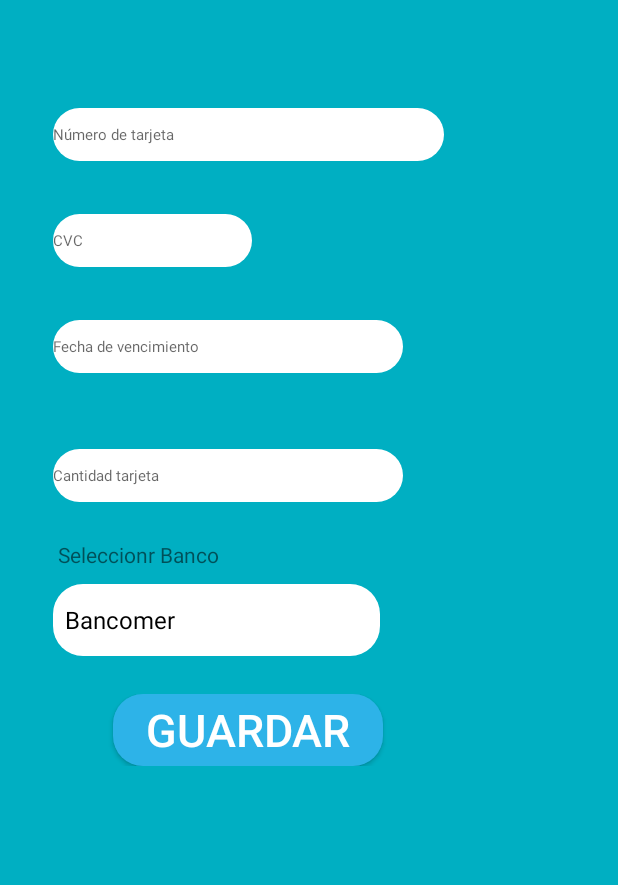
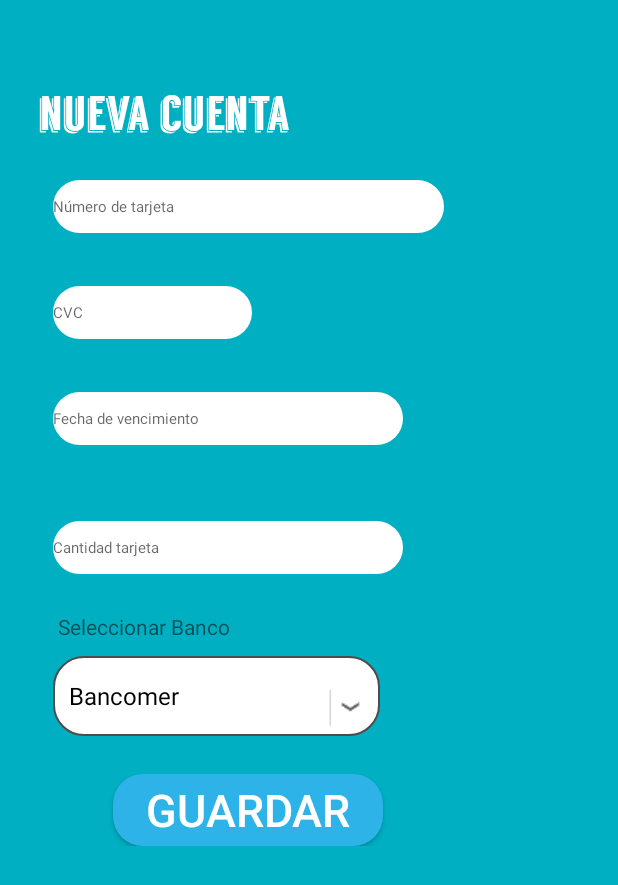
Before and after one commit to Albertopls/MyApp-master2, an Android app: the AgregarTarjeta screen opened directly, with no data from a screen before it, on a phone screen of 412 x 824 dp. Shown: the top 885 px of the screen. Run offline under Robolectric (Android 15) with nearby library versions, the phone set to English and light mode, and no system bars; our stand-ins replace Volley; network calls fail; 2 statements that could not run were skipped.

Commit message:
Diseño AgregarTarjeta

```diff
--- a/app/src/main/java/com/example/eduardopalacios/myapp/AgregarTarjeta.java
+++ b/app/src/main/java/com/example/eduardopalacios/myapp/AgregarTarjeta.java
@@ -1,6 +1,7 @@
 package com.example.eduardopalacios.myapp;
 
 import android.content.Intent;
+import android.graphics.Typeface;
 import android.support.v7.app.AlertDialog;
 import android.support.v7.app.AppCompatActivity;
 import android.os.Bundle;
@@ -10,6 +11,7 @@ import android.widget.ArrayAdapter;
 import android.widget.Button;
 import android.widget.EditText;
 import android.widget.Spinner;
+import android.widget.TextView;
 import android.widget.Toast;
 
 import com.android.volley.RequestQueue;
@@ -18,14 +20,18 @@ import com.android.volley.toolbox.Volley;
 
 import org.json.JSONException;
 import org.json.JSONObject;
+import org.w3c.dom.Text;
 
 public class AgregarTarjeta extends AppCompatActivity {
+
+    TextView titulo;
 
     @Override
     protected void onCreate(Bundle savedInstanceState) {
         super.onCreate(savedInstanceState);
         setContentView(R.layout.activity_agregar_tarjeta);
 
+        titulo= (TextView)findViewById(R.id.text_nuevacuenta);
         final EditText num_tarjeta =(EditText)findViewById(R.id.edit_nombre);
         final EditText cvc=(EditText)findViewById(R.id.edit_pesos);
         final EditText fecha =(EditText)findViewById(R.id.edit_fecha);
@@ -35,6 +41,8 @@ public class AgregarTarjeta extends AppCompatActivity {
         final Button btnaceptar=(Button)findViewById(R.id.Btnguardar);
         final Spinner lista=(Spinner)findViewById(R.id.spiner_fecha);
         final String[] datos={"Bancomer","City Banamex","HSBC","Banorte","ScotiaBank","Santander"};
+
+        cambiar_letra();
 
         final Bundle bundle = getIntent().getExtras();
         String valores = bundle.getString("ide");
@@ -185,7 +193,12 @@ public class AgregarTarjeta extends AppCompatActivity {
     }
 
 
+    public void cambiar_letra(){
+        Typeface face= Typeface.createFromAsset(getAssets(),"fonts/Langdon.otf");
 
+        titulo.setTypeface(face);
+
+    }
 
 
 
--- a/app/src/main/java/com/example/eduardopalacios/myapp/FragmentInicio.java
+++ b/app/src/main/java/com/example/eduardopalacios/myapp/FragmentInicio.java
@@ -13,6 +13,8 @@ import android.view.Gravity;
 import android.view.LayoutInflater;
 import android.view.View;
 import android.view.ViewGroup;
+import android.widget.Button;
+import android.widget.ImageButton;
 import android.widget.TableLayout;
 import android.widget.TableRow;
 import android.widget.TextView;
@@ -39,6 +41,7 @@ public class FragmentInicio extends Fragment {
     private String mParam2;
 
     TextView titulo, consejo, consejo2, consejo3, consejo4;
+    ImageButton boton_tarjetas, boton_compras, boton_metaahorro, boton_ahorrar;
     private OnFragmentInteractionListener mListener;
 
     public FragmentInicio() {
@@ -78,6 +81,35 @@ public class FragmentInicio extends Fragment {
         View view=inflater.inflate(R.layout.fragment_fragment_inicio, container, false);
         inicializar(view);
         cambiar_letra();
+
+        //Botones
+        boton_tarjetas.setOnClickListener(new View.OnClickListener(){
+            @Override
+            public void onClick(View view){
+
+            }
+        });
+        boton_compras.setOnClickListener(new View.OnClickListener(){
+            @Override
+            public void onClick(View view){
+
+            }
+        });
+        boton_metaahorro.setOnClickListener(new View.OnClickListener(){
+            @Override
+            public void onClick(View view){
+
+            }
+        });
+
+        boton_ahorrar.setOnClickListener(new View.OnClickListener(){
+            @Override
+            public void onClick(View view){
+
+            }
+        });
+
+
 
 
 
@@ -133,6 +165,11 @@ public class FragmentInicio extends Fragment {
         consejo2=(TextView) view.findViewById(R.id.text_consejo2);
         consejo3=(TextView) view.findViewById(R.id.text_consejo3);
         consejo4=(TextView) view.findViewById(R.id.text_consejo4);
+        boton_tarjetas= (ImageButton) view.findViewById(R.id.imageButton_tarjetas);
+        boton_compras=   (ImageButton) view.findViewById(R.id.imageButton_compra);
+        boton_metaahorro= (ImageButton) view.findViewById(R.id.imageButton_metaahorro);
+        boton_ahorrar=(ImageButton) view.findViewById(R.id.imageButton_ahorrar);
+
     }
 
     public void cambiar_letra(){
--- a/app/src/main/res/drawable/edittext_background.xml
+++ b/app/src/main/res/drawable/edittext_background.xml
@@ -7,5 +7,6 @@
             <size android:height="35dp"></size>
 
         </shape>
+
     </item>
 </selector>
--- /dev/null
+++ b/app/src/main/res/drawable/spinner_background.xml
@@ -0,0 +1,30 @@
+<?xml version="1.0" encoding="utf-8"?>
+  <selector  xmlns:android="http://schemas.android.com/apk/res/android">
+    <item>
+        <layer-list>
+            <item>
+                <shape>
+                    <gradient android:angle="90"
+                        android:endColor="#ffffff"
+                        android:startColor="#ffffff"
+                        android:type="linear" />
+
+                    <stroke android:width="1dp"
+                        android:color="#504a4b" />
+
+                    <corners android:radius="20dp" />
+
+                    <padding android:bottom="3dp"
+                        android:left="3dp"
+                        android:right="3dp"
+                        android:top="3dp" />
+                </shape>
+            </item>
+            <item>
+                <bitmap android:gravity="bottom|right"
+                    android:src="@drawable/drop" />
+                // you can use any other image here, instead of default_holo_dark_am
+            </item>
+        </layer-list>
+    </item>
+</selector>
--- a/app/src/main/res/layout/activity_agregar_tarjeta.xml
+++ b/app/src/main/res/layout/activity_agregar_tarjeta.xml
@@ -29,8 +29,24 @@
         android:orientation="vertical">
 
 
+        <LinearLayout
+            android:layout_width="fill_parent"
+            android:layout_height="wrap_content"
+            android:layout_marginTop="15dp"
+            android:orientation="horizontal"
+            android:weightSum="1">
 
 
+            <TextView
+                android:layout_width="match_parent"
+                android:id="@+id/text_nuevacuenta"
+                android:layout_height="wrap_content"
+                android:layout_gravity="center_vertical"
+                android:text="nueva cuenta"
+                android:textColor="#FFFFFF"
+                android:textSize="32sp"
+                android:textStyle="bold" />
+        </LinearLayout>
         <LinearLayout
             android:layout_width="fill_parent"
             android:layout_height="wrap_content"
@@ -130,16 +146,15 @@
                 android:id="@+id/textospinner"
                 android:layout_width="wrap_content"
                 android:layout_height="wrap_content"
-
-                android:text="    Seleccionr Banco" />
+                android:text="    Seleccionar Banco" />
 
             <Spinner
                 android:id="@+id/spiner_fecha"
-                style="@style/editText_style"
+                style="@style/Spinner_style"
                 android:layout_alignLeft="@+id/textospinner"
-                android:layout_alignParentEnd="true"
                 android:layout_below="@+id/textospinner"
-                android:layout_marginTop="13dp"></Spinner>
+                android:layout_marginTop="13dp"
+                android:layout_alignParentEnd="true"></Spinner>
 
         </RelativeLayout>
 
--- a/app/src/main/res/layout/fragment_fragment_inicio.xml
+++ b/app/src/main/res/layout/fragment_fragment_inicio.xml
@@ -39,7 +39,7 @@
                     android:layout_height="wrap_content"
                     android:layout_gravity="center_vertical"
                     android:text="consejos para el ahorro"
-                    android:textColor="#E42D40"
+                    android:textColor="#FFFFFF"
                     android:textSize="32sp"
                     android:textStyle="bold" />
             </LinearLayout>
@@ -73,7 +73,7 @@
                             android:textSize="15sp" />
 
                         <ImageButton
-                        android:id="@+id/imageButton5"
+                        android:id="@+id/imageButton_tarjetas"
                         android:layout_width="167dp"
                         android:layout_height="149dp"
                         app:srcCompat="@drawable/credit_cards_256" />
@@ -110,7 +110,7 @@
                         />
 
                     <ImageButton
-                        android:id="@+id/imageButton15"
+                        android:id="@+id/imageButton_compra"
                         android:layout_width="258dp"
                         android:layout_height="155dp"
                         app:srcCompat="@drawable/gastos" />
@@ -148,7 +148,7 @@
                          />
 
                     <ImageButton
-                        android:id="@+id/imageButton11"
+                        android:id="@+id/imageButton_metaahorro"
                         android:layout_width="101dp"
                         android:layout_height="99dp"
                         android:layout_weight="0.13"
@@ -186,8 +186,8 @@
                         android:textSize="15sp" />
 
                     <ImageButton
-                        android:id="@+id/imageButton6"
-                        android:layout_width="match_parent"
+                        android:id="@+id/imageButton_ahorrar"
+                        android:layout_width="293dp"
                         android:layout_height="114dp"
                         app:srcCompat="@drawable/descarga" />
                 </LinearLayout>
--- a/app/src/main/res/values/styles.xml
+++ b/app/src/main/res/values/styles.xml
@@ -22,6 +22,19 @@
 
     </style>
 
+    <style name="Spinner_style">
+    <item name="android:gravity">center</item>
+    <item name="android:background">@drawable/spinner_background</item>
+    <item name="android:layout_margin">10dp</item>
+    <item name="android:layout_width">match_parent</item>
+    <item name="android:layout_height">wrap_content</item>
+    <item name="android:layout_weight">0.06</item>
+    <item name="android:textAlignment">textStart</item>
+    <item name="android:ems">10</item>
+    <item name="android:textSize">10dp</item>
+  </style>
+
+
     <style name="button_style">
         <item name="android:background">@drawable/button_background</item>
         <item name="android:layout_width">match_parent</item>
@@ -38,6 +51,7 @@
         <item name="android:layout_height">wrap_content</item>
         <item name="android:textAlignment">textStart</item>
         <item name="android:ems">10</item>
+
         <item name="android:textSize">10dp</item>
 
 
```
Also changed, not shown: app/src/main/res/drawable/drop.png (added), 1 other file.
